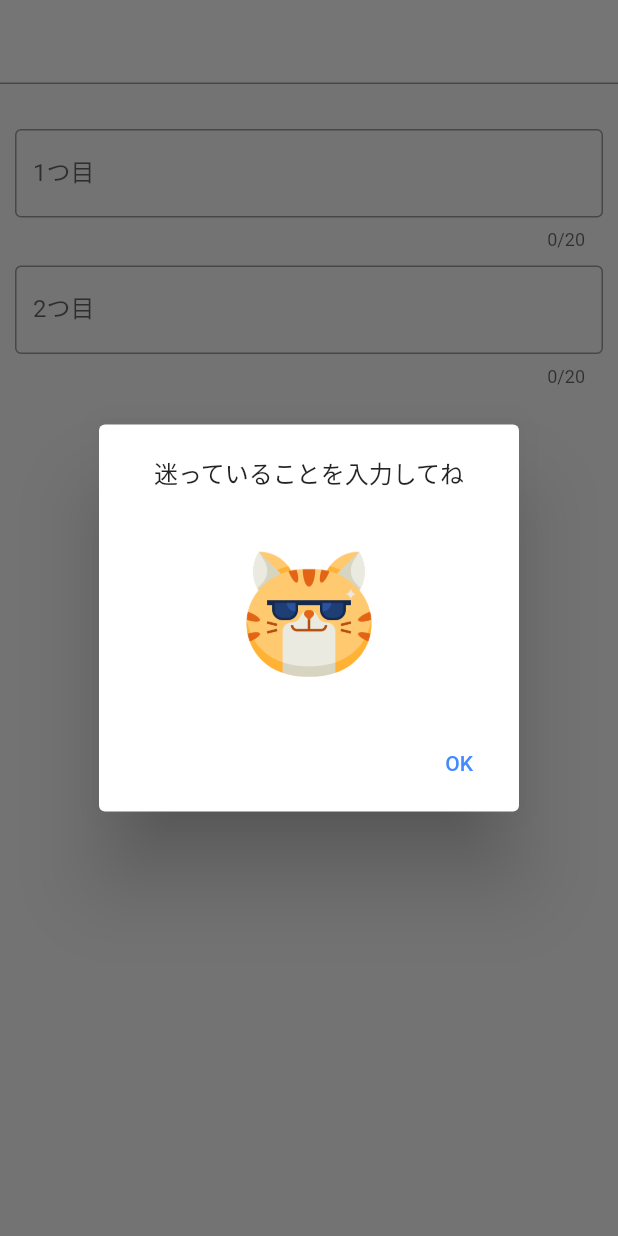
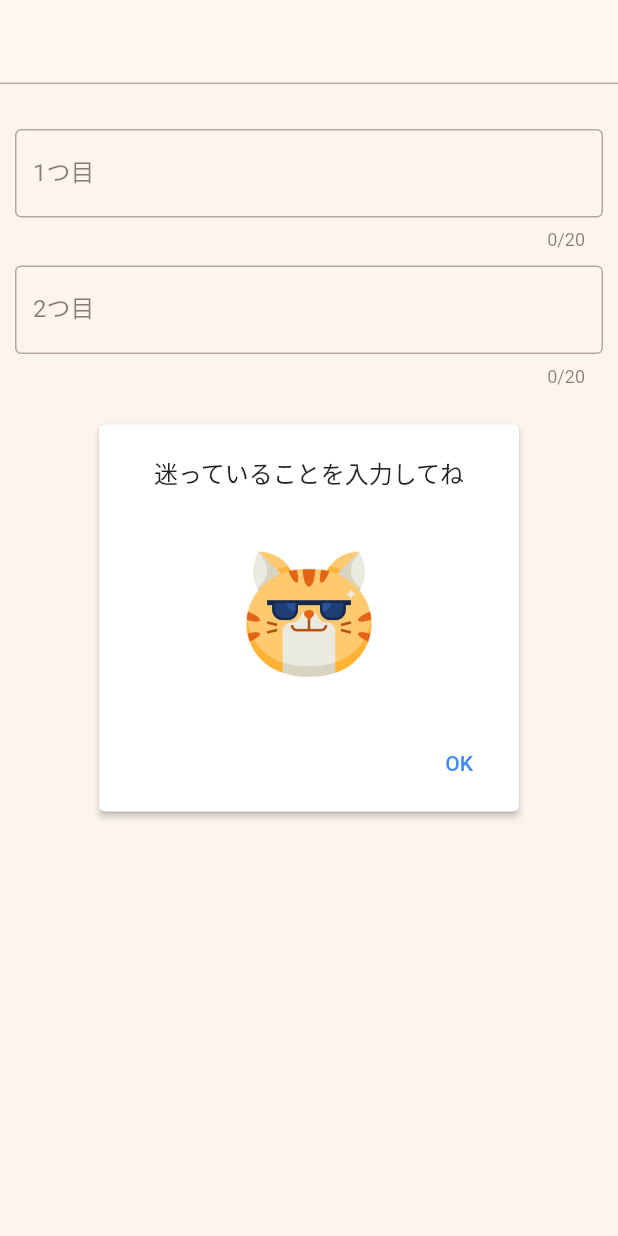
Before and after one commit to numa123/Mayoi_cat, a Flutter app: the screen it shows after launch, after a tap on "決めていただく", on a phone screen of 412 x 824 dp. Run offline on Flutter 3.47's test engine with Material 2 defaults, Android fonts, the phone set to English and light mode, and no system bars.

Commit message:
change barrier color

```diff
--- a/lib/main.dart
+++ b/lib/main.dart
@@ -45,12 +45,11 @@ class _MyHomePageState extends State<MyHomePage> {
           bottom: BorderSide(color: Colors.grey, width: 1),
         ),
       ),
-      body: Container(
-        child: Column(
+      body: Column(
         children: <Widget>[
           const Padding(padding: EdgeInsets.all(10)),
           Padding(
-              padding: EdgeInsets.all(10),
+            padding: const EdgeInsets.all(10),
             child: TextField(
               decoration: const InputDecoration(
                 border: OutlineInputBorder(),
@@ -94,7 +93,7 @@ class _MyHomePageState extends State<MyHomePage> {
               },
             ),
           ),
-            Padding(padding: EdgeInsets.only(top: 10)),
+          const Padding(padding: EdgeInsets.only(top: 10)),
           TextButton(
             child: const Text(
               '決めていただく',
@@ -103,7 +102,7 @@ class _MyHomePageState extends State<MyHomePage> {
             onPressed: () async {
               var random = math.Random();
               var isOK = random.nextBool();
-                var resultValue;
+              String resultValue;
               if (isOK == true) {
                 resultValue = inputText;
               } else {
@@ -111,18 +110,20 @@ class _MyHomePageState extends State<MyHomePage> {
               }
               // ダイアログを表示------------------------------------
               var result = await showDialog<int>(
+                barrierColor: Colors.orange.shade100.withOpacity(0.2),
                 context: context,
                 barrierDismissible: false,
                 builder: (BuildContext context) {
                   if (inputText == '' || inputText2 == '') {
                     return AlertDialog(
-                        content: Container(
+                      elevation: 2,
+                      content: SizedBox(
                         height: 150,
                         child: Column(
                           children: [
-                              Text('迷っていることを入力してね'),
+                            const Text('迷っていることを入力してね'),
                             Padding(
-                                padding: EdgeInsets.only(top: 40),
+                              padding: const EdgeInsets.only(top: 40),
                               child: SizedBox(
                                 width: 85,
                                 height: 85,
@@ -148,28 +149,27 @@ class _MyHomePageState extends State<MyHomePage> {
                     ;
                   } else {
                     return AlertDialog(
+                      elevation: 2,
                       title: const Text(
                         '選んでいただいたものは',
-                          style: TextStyle(fontSize: 16),
+                        style: TextStyle(fontSize: 17),
                       ),
                       content: Padding(
                         padding: const EdgeInsets.only(top: 6.0),
-                          child: Container(
+                        child: SizedBox(
                           height: 170,
                           child: Column(
                             children: [
-                                Container(
-                                  child: Text(
-                                    '$resultValue',
+                              Text(
+                                resultValue,
                                 textAlign: TextAlign.center,
                                 style: const TextStyle(
-                                        fontSize: 20,
+                                    fontSize: 22,
                                     fontWeight: FontWeight.normal),
                               ),
-                                ),
                               Padding(
-                                  padding: EdgeInsets.only(top: 40),
-                                  child: Container(
+                                padding: const EdgeInsets.only(top: 40),
+                                child: SizedBox(
                                   width: 100,
                                   height: 100,
                                   child: Image.asset(
@@ -177,16 +177,12 @@ class _MyHomePageState extends State<MyHomePage> {
                                     fit: BoxFit.contain,
                                   ),
                                 ),
-                                )
+                              ),
                             ],
                           ),
                         ),
                       ),
                       actions: <Widget>[
-                          // TextButton(
-                          //   child: const Text('閉じる', style: TextStyle(color: Colors.blueAccent),),
-                          //   onPressed: () => Navigator.of(context).pop(0),
-                          // ),
                         TextButton(
                           child: const Text(
                             'OK',
@@ -214,7 +210,6 @@ class _MyHomePageState extends State<MyHomePage> {
           )
         ],
       ),
-      ),
     );
   }
 }
```
Lines whose indentation alone changed are shown as unchanged.
